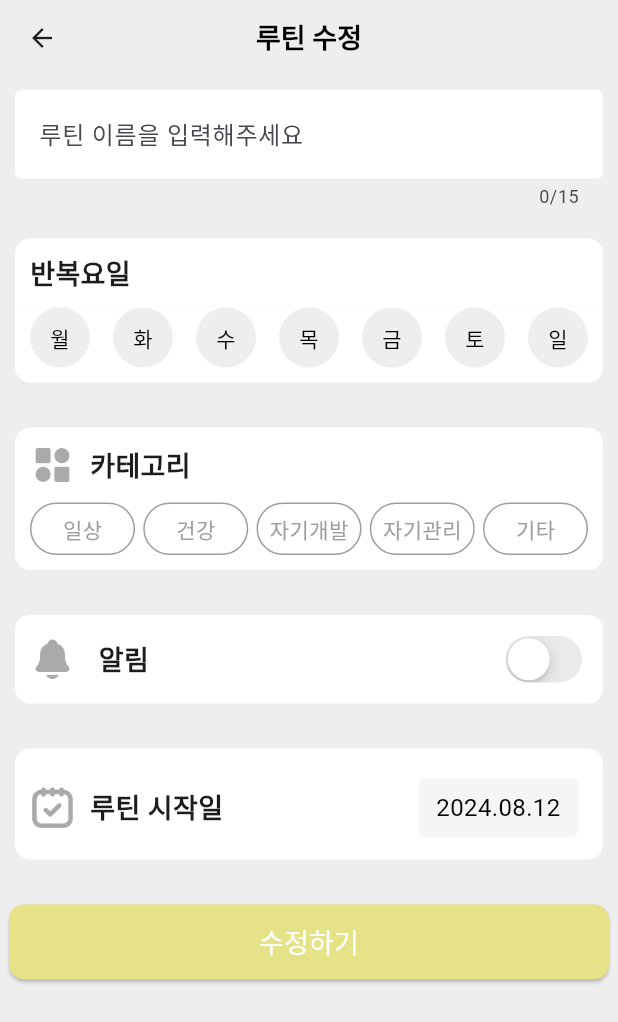
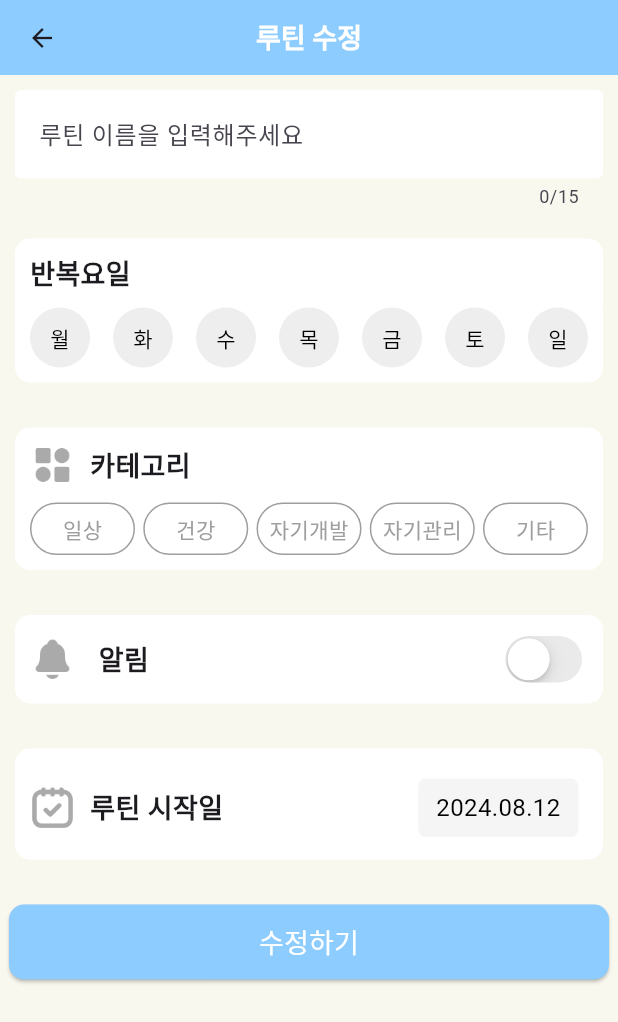
Before and after one commit to RoutineAde/RoutineAde-Frontend, a Flutter app: the ModifiedroutinePage screen opened directly with empty values, on a phone screen of 412 x 824 dp. Shown: the top 1022 px of the screen. Run offline on Flutter 3.47's test engine with Material 3 defaults, Android fonts, the phone set to English and light mode, and no system bars; our stand-ins replace shared_preferences; missing offline and left inert: flutter_calendar_week; accounts and stored records are empty; network calls fail.

Commit message:
ui 수정 중

```diff
--- a/lib/routine_home/ModifiedRoutinePage.dart
+++ b/lib/routine_home/ModifiedRoutinePage.dart
@@ -179,16 +179,16 @@ class _ModifiedRoutinePageState extends State<ModifiedroutinePage> {
   @override
   Widget build(BuildContext context) {
     return Scaffold(
-      backgroundColor: Colors.grey[200],
+      backgroundColor: Color(0xFFF8F8EF),
       appBar: PreferredSize(
         preferredSize: Size.fromHeight(50),
         child: AppBar(
-          backgroundColor: Colors.grey[200],
+          backgroundColor: Color(0xFF8DCCFF),
           title: Text(
             '루틴 수정',
             style: TextStyle(
                 fontSize: 18,
-                color: Colors.black,
+                color: Colors.white,
                 fontWeight: FontWeight.bold),
           ),
           centerTitle: true,
@@ -206,7 +206,7 @@ class _ModifiedRoutinePageState extends State<ModifiedroutinePage> {
           children: <Widget>[
             Container(
               decoration: BoxDecoration(
-                color: Colors.grey[200],
+                color: Color(0xFFF8F8EF),
                 borderRadius: BorderRadius.circular(10),
               ),
               padding: EdgeInsets.all(10),
@@ -281,7 +281,7 @@ class _ModifiedRoutinePageState extends State<ModifiedroutinePage> {
                         height: 40,
                         decoration: BoxDecoration(
                           color: isSelected[i]
-                              ? Color(0xffE6E288)
+                              ? Color(0xFF8DCCFF)
                               : Colors.grey[200],
                           borderRadius: BorderRadius.circular(20),
                         ),
@@ -345,7 +345,7 @@ class _ModifiedRoutinePageState extends State<ModifiedroutinePage> {
                           ),
                           decoration: BoxDecoration(
                             color: selectedCategoryIndex == index
-                                ? Color(0xffE6E288)
+                                ? Color(0xFF8DCCFF)
                                 : Colors.white,
                             borderRadius: BorderRadius.circular(20),
                             border: Border.all(color: Colors.grey),
@@ -394,7 +394,7 @@ class _ModifiedRoutinePageState extends State<ModifiedroutinePage> {
                   ),
                   CupertinoSwitch(
                     value: _isAlarmOn,
-                    activeColor: Color(0xffE6E288),
+                    activeColor: Color(0xFF8DCCFF),
                     onChanged: (value) {
                       setState(() {
                         _isAlarmOn = value;
@@ -471,7 +471,7 @@ class _ModifiedRoutinePageState extends State<ModifiedroutinePage> {
                 onPressed: _ModifiedRoutine,
                 style: ButtonStyle(
                   backgroundColor:
-                  MaterialStateProperty.all<Color>(Color(0xffE6E288)),
+                  MaterialStateProperty.all<Color>(Color(0xFF8DCCFF)),
                   shape: MaterialStateProperty.all<RoundedRectangleBorder>(
                     RoundedRectangleBorder(
                       borderRadius: BorderRadius.circular(10.0),
```
Also changed, not shown: lib/routine_home/AddRoutinePage.dart (+8 -8 lines), lib/routine_home/MyRoutinePage.dart (+107 -36 lines).
